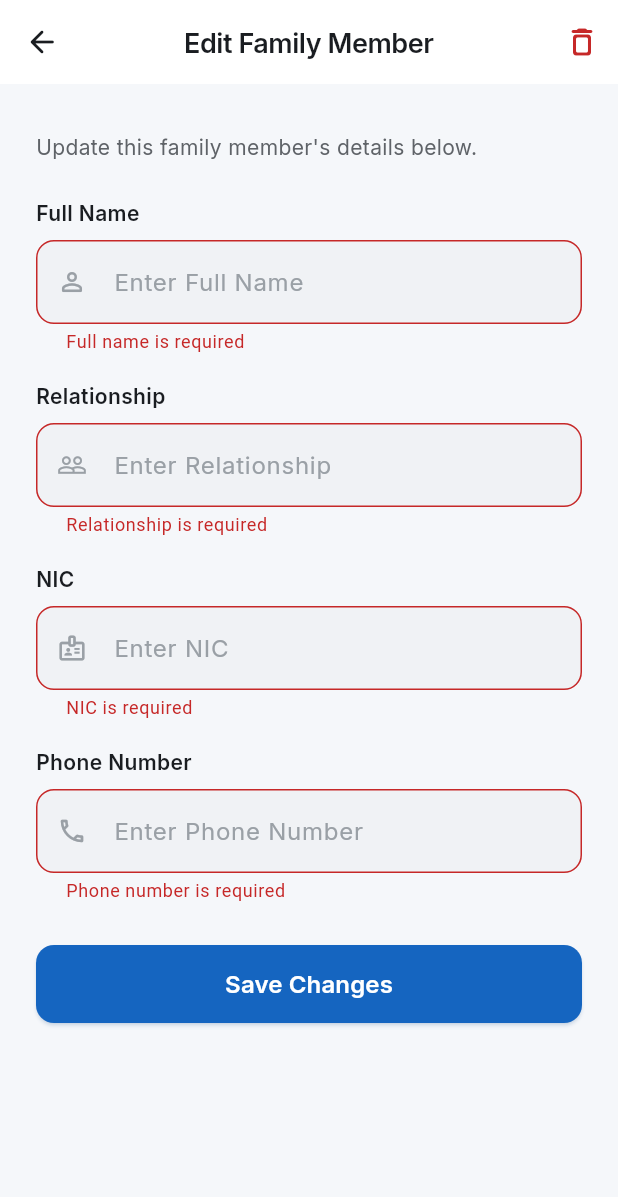
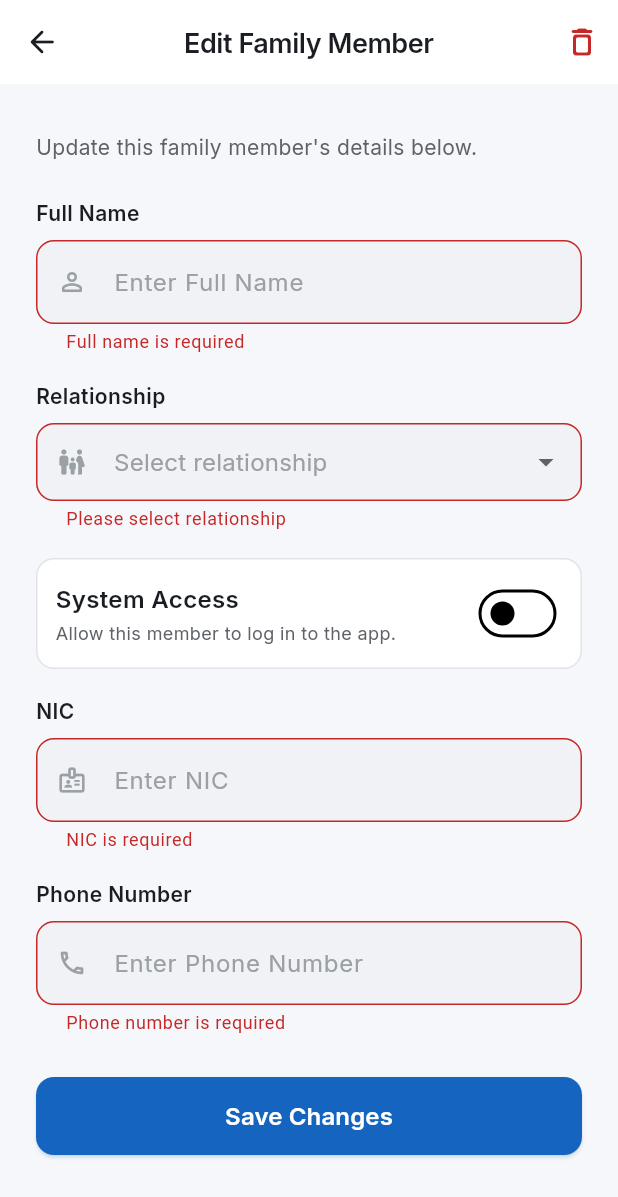
Before and after one commit to induwara-dissanayake/MAD, a Flutter app: the EditFamilyMemberScreen screen opened directly with empty values, after a tap on "Save Changes", on a phone screen of 412 x 824 dp. Shown: the top 1197 px of the screen. Run offline on Flutter 3.47's test engine with Material 3 defaults, Android fonts, the phone set to English and light mode, and no system bars; our stand-ins replace cloud_firestore, connectivity_plus, dio, file_picker, firebase_auth, firebase_core and 6 more; accounts and stored records are empty.

Commit message:
Family Member row

```diff
--- a/lib/features/profile/screens/edit_family_member_screen.dart
+++ b/lib/features/profile/screens/edit_family_member_screen.dart
@@ -22,7 +22,18 @@ class _EditFamilyMemberScreenState
   final _fullNameController = TextEditingController();
   final _nicController = TextEditingController();
   final _phoneController = TextEditingController();
-  final _relationshipController = TextEditingController();
+
+  static const List<String> _relationships = [
+    'Spouse',
+    'Child',
+    'Parent',
+    'Sibling',
+    'Grandparent',
+    'Guardian',
+    'Other',
+  ];
+  String? _selectedRelationship;
+  bool _hasSystemAccess = true;
 
   bool _isLoading = true;
   bool _isSubmitting = false;
@@ -46,7 +57,11 @@ class _EditFamilyMemberScreenState
         _fullNameController.text = data['fullName'] as String? ?? '';
         _nicController.text = data['nic'] as String? ?? '';
         _phoneController.text = data['phone'] as String? ?? '';
-        _relationshipController.text = data['relationship'] as String? ?? '';
+        final relationship = data['relationship'] as String?;
+        _hasSystemAccess = data['hasSystemAccess'] as bool? ?? true;
+        if (relationship != null && _relationships.contains(relationship)) {
+          _selectedRelationship = relationship;
+        }
       }
     } catch (_) {
       // handle silently
@@ -60,7 +75,6 @@ class _EditFamilyMemberScreenState
     _fullNameController.dispose();
     _nicController.dispose();
     _phoneController.dispose();
-    _relationshipController.dispose();
     super.dispose();
   }
 
@@ -76,7 +90,8 @@ class _EditFamilyMemberScreenState
             'fullName': _fullNameController.text.trim(),
             'nic': _nicController.text.trim(),
             'phone': _phoneController.text.trim(),
-            'relationship': _relationshipController.text.trim(),
+            'relationship': _selectedRelationship ?? '',
+            'hasSystemAccess': _hasSystemAccess,
           });
 
       if (!mounted) return;
@@ -88,12 +103,10 @@ class _EditFamilyMemberScreenState
       );
       context.pop();
     } catch (e) {
+      print('Update error: $e');
       if (!mounted) return;
       ScaffoldMessenger.of(context).showSnackBar(
-        const SnackBar(
-          content: Text('Failed to update. Please try again.'),
-          backgroundColor: AppColors.error,
-        ),
+        SnackBar(content: Text(e.toString()), backgroundColor: AppColors.error),
       );
     } finally {
       if (mounted) setState(() => _isSubmitting = false);
@@ -220,16 +233,13 @@ class _EditFamilyMemberScreenState
                       },
                     ),
                     const SizedBox(height: 18),
-                    _buildTextField(
-                      label: 'Relationship',
-                      controller: _relationshipController,
-                      icon: Icons.people_outline,
-                      validator: (value) {
-                        if (value == null || value.trim().isEmpty) {
-                          return 'Relationship is required';
-                        }
-                        return null;
-                      },
+                    _buildRelationshipField(),
+                    const SizedBox(height: 18),
+                    _buildToggleTile(
+                      title: 'System Access',
+                      subtitle: 'Allow this member to log in to the app.',
+                      value: _hasSystemAccess,
+                      onChanged: (v) => setState(() => _hasSystemAccess = v),
                     ),
                     const SizedBox(height: 18),
                     _buildTextField(
@@ -292,6 +302,120 @@ class _EditFamilyMemberScreenState
     );
   }
 
+  Widget _buildToggleTile({
+    required String title,
+    required String subtitle,
+    required bool value,
+    required ValueChanged<bool> onChanged,
+  }) {
+    return Container(
+      padding: const EdgeInsets.all(12),
+      decoration: BoxDecoration(
+        color: AppColors.card,
+        borderRadius: BorderRadius.circular(12),
+        border: Border.all(color: AppColors.border),
+      ),
+      child: Row(
+        children: [
+          Expanded(
+            child: Column(
+              crossAxisAlignment: CrossAxisAlignment.start,
+              children: [
+                Text(
+                  title,
+                  style: AppTextStyles.bodyMedium.copyWith(
+                    fontWeight: FontWeight.w600,
+                  ),
+                ),
+                const SizedBox(height: 2),
+                Text(
+                  subtitle,
+                  style: AppTextStyles.small.copyWith(
+                    color: AppColors.textSecondary,
+                  ),
+                ),
+              ],
+            ),
+          ),
+          const SizedBox(width: 8),
+          Switch(
+            value: value,
+            onChanged: onChanged,
+            activeColor: AppColors.primary,
+          ),
+        ],
+      ),
+    );
+  }
+
+  Widget _buildRelationshipField() {
+    return Column(
+      crossAxisAlignment: CrossAxisAlignment.start,
+      children: [
+        Text('Relationship', style: AppTextStyles.label),
+        const SizedBox(height: 8),
+        DropdownButtonFormField<String>(
+          value: _selectedRelationship,
+          onChanged: (value) => setState(() => _selectedRelationship = value),
+          validator: (value) {
+            if (value == null || value.isEmpty) {
+              return 'Please select relationship';
+            }
+            return null;
+          },
+          decoration: InputDecoration(
+            prefixIcon: const Icon(
+              Icons.family_restroom_rounded,
+              color: AppColors.textMuted,
+              size: 20,
+            ),
+            filled: true,
+            fillColor: AppColors.surfaceGrey,
+            contentPadding: const EdgeInsets.symmetric(
+              horizontal: 16,
+              vertical: 14,
+            ),
+            border: OutlineInputBorder(
+              borderRadius: BorderRadius.circular(12),
+              borderSide: const BorderSide(color: AppColors.border),
+            ),
+            enabledBorder: OutlineInputBorder(
+              borderRadius: BorderRadius.circular(12),
+              borderSide: const BorderSide(color: AppColors.border),
+            ),
+            focusedBorder: OutlineInputBorder(
+              borderRadius: BorderRadius.circular(12),
+              borderSide: const BorderSide(
+                color: AppColors.primary,
+                width: 1.5,
+              ),
+            ),
+            errorBorder: OutlineInputBorder(
+              borderRadius: BorderRadius.circular(12),
+              borderSide: const BorderSide(color: AppColors.error),
+            ),
+            focusedErrorBorder: OutlineInputBorder(
+              borderRadius: BorderRadius.circular(12),
+              borderSide: const BorderSide(color: AppColors.error, width: 1.5),
+            ),
+          ),
+          hint: Text(
+            'Select relationship',
+            style: AppTextStyles.body.copyWith(color: AppColors.textMuted),
+          ),
+          items: _relationships
+              .map(
+                (e) => DropdownMenuItem(
+                  value: e,
+                  child: Text(e, style: AppTextStyles.body),
+                ),
+              )
+              .toList(),
+        ),
+      ],
+    );
+  }
+
   Widget _buildTextField({
     required String label,
     required TextEditingController controller,
--- a/lib/features/profile/screens/profile_screen.dart
+++ b/lib/features/profile/screens/profile_screen.dart
@@ -455,38 +455,9 @@ class _ProfileScreenState extends ConsumerState<ProfileScreen> {
             _buildMemberRow(
               Icons.person_outline_rounded,
               'Full Name',
-              member.fullName.isNotEmpty ? member.fullName : 'N/A',
+              '${member.fullName.isNotEmpty ? member.fullName : 'N/A'}'
+                  '${member.relationship != null && member.relationship!.isNotEmpty ? ' (${member.relationship})' : ''}',
               isFirst: true,
-              onTap: () => context.push(
-                '/profile/edit-family-member',
-                extra: member.uid,
-              ),
-            ),
-            const Divider(height: 1, indent: 50, color: AppColors.divider),
-            _buildMemberRow(
-              Icons.people_outline,
-              'Relationship',
-              member.relationship ?? 'N/A',
-              onTap: () => context.push(
-                '/profile/edit-family-member',
-                extra: member.uid,
-              ),
-            ),
-            const Divider(height: 1, indent: 50, color: AppColors.divider),
-            _buildMemberRow(
-              Icons.badge_outlined,
-              'NIC',
-              member.nic.isNotEmpty ? member.nic : 'N/A',
-              onTap: () => context.push(
-                '/profile/edit-family-member',
-                extra: member.uid,
-              ),
-            ),
-            const Divider(height: 1, indent: 50, color: AppColors.divider),
-            _buildMemberRow(
-              Icons.phone_outlined,
-              'Phone',
-              member.phone.isNotEmpty ? member.phone : 'N/A',
               isLast: true,
               onTap: () => context.push(
                 '/profile/edit-family-member',
```
